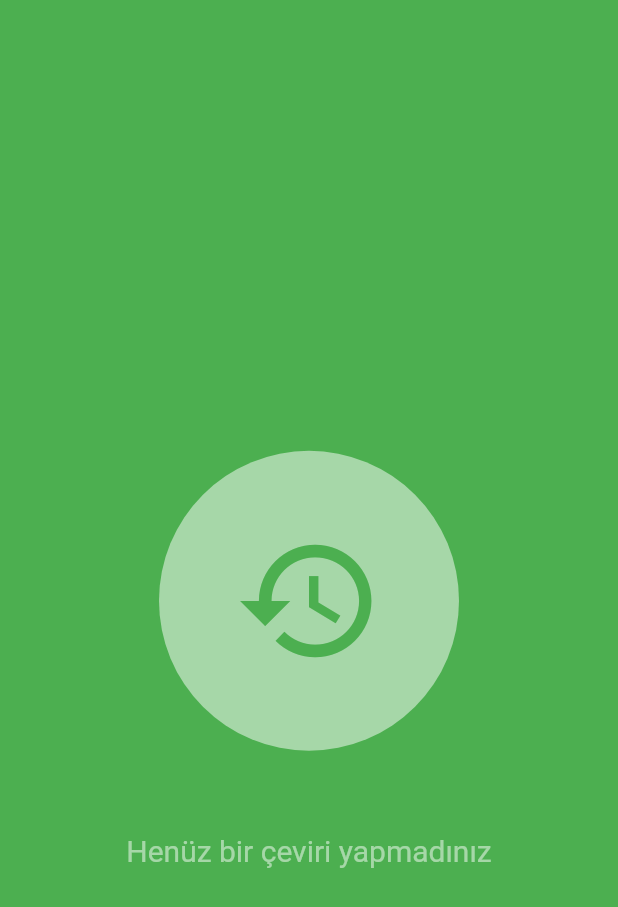
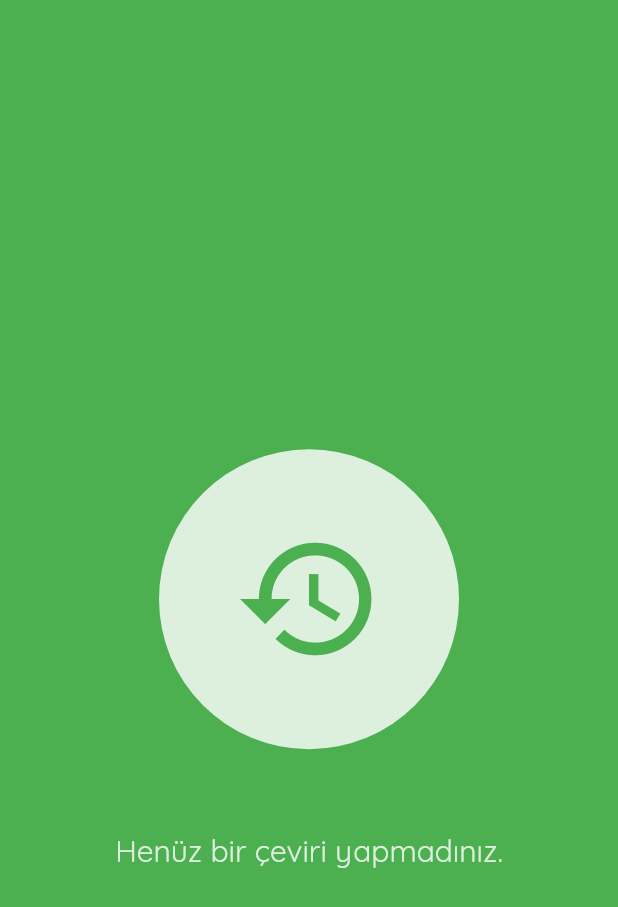
Before and after one commit to kaanureyen/travelslate2, a Flutter app: the HistoryScreen screen opened by its route, on a phone screen of 412 x 824 dp. Shown: the top 907 px of the screen. Run offline on Flutter 3.47's test engine with Material 2 defaults, Android fonts, the phone set to English and light mode, and no system bars; our stand-ins replace speech_to_text.

Commit message:
Ufak stil değişiklikleri

```diff
--- a/lib/consts.dart
+++ b/lib/consts.dart
@@ -1,9 +1,9 @@
 import 'package:flutter/material.dart';
 
-const kButtonColor = Color(0x80FFFFFF);
+const kButtonColor = Color(0xCFFFFFFF);
 const kIconColor = Color(0xB0000000);
 const kImageColor = Color(0x408B5770);
-const kTitleColor = Color(0xB0000000);
+const kTitleColor = Color(0xCF000000);
 
 class BottomButton extends StatelessWidget {
   final IconData icondata;
--- a/lib/main.dart
+++ b/lib/main.dart
@@ -19,6 +19,8 @@ class MainApp extends StatelessWidget {
   @override
   Widget build(BuildContext context) {
     return MaterialApp(
+      theme: ThemeData.light().copyWith(
+          textTheme: TextTheme(body1: TextStyle(fontFamily: 'Quicksand'))),
       title: 'Travelslate',
       initialRoute: '/',
       routes: {
@@ -33,4 +35,3 @@ class MainApp extends StatelessWidget {
     );
   }
 }
-//test commit
--- a/lib/screens/HistoryScreen.dart
+++ b/lib/screens/HistoryScreen.dart
@@ -27,7 +27,7 @@ class HistoryScreen extends StatelessWidget {
               Padding(
                 padding: const EdgeInsets.symmetric(horizontal: 35),
                 child: Text(
-                  "Henüz bir çeviri yapmadınız",
+                  "Henüz bir çeviri yapmadınız.",
                   textAlign: TextAlign.center,
                   style: TextStyle(
                     color: kButtonColor,
--- a/pubspec.yaml
+++ b/pubspec.yaml
@@ -35,6 +35,7 @@ dev_dependencies:
     sdk: flutter
   #font_awesome_flutter: ^8.5.0
 
+  speech_to_text: ^0.6.3
 
 # For information on the generic Dart part of this file, see the
 # following page: https://dart.dev/tools/pub/pubspec
@@ -68,6 +69,9 @@ flutter:
     - family: Monoton
       fonts:
         - asset: fonts/Monoton-Regular.ttf
+    - family: Quicksand
+      fonts:
+        - asset: fonts/Quicksand-Regular.ttf
   #       - asset: fonts/Schyler-Italic.ttf
   #         style: italic
   #   - family: Trajan Pro
```
Also changed, not shown: lib/screens/speech.dart (added, +14 -0 lines), fonts/Quicksand-Regular.ttf (added), pubspec.lock.
